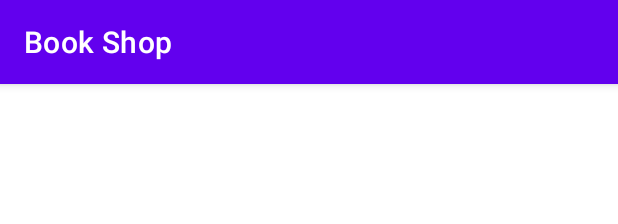
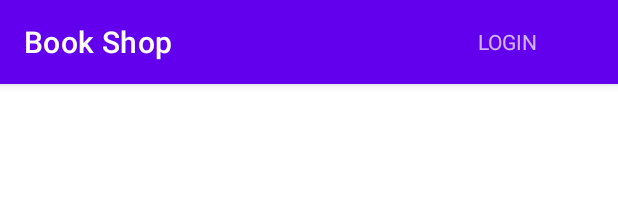
Before and after one commit to alishah4444/KotlinBookApp, an Android app: the layout activity_main.xml on its own in the app's theme, with its tools: preview values and no code run, on a phone screen of 412 x 824 dp. Shown: the top 224 px of the screen. Run offline under Robolectric (Android 15) with nearby library versions, the phone set to English and light mode, and no system bars.

Commit message:
Merge login and sign up page add thing

```diff
--- a/app/build.gradle
+++ b/app/build.gradle
@@ -50,6 +50,9 @@ dependencies {
     implementation 'androidx.cardview:cardview:1.0.0'
     implementation 'com.google.firebase:firebase-auth-ktx:21.0.1'
     implementation 'com.github.bumptech.glide:glide:4.12.0'
+    implementation 'androidx.annotation:annotation:1.6.0'
+    implementation 'androidx.lifecycle:lifecycle-livedata-ktx:2.6.1'
+    implementation 'androidx.lifecycle:lifecycle-viewmodel-ktx:2.6.1'
 
     testImplementation 'junit:junit:4.13.2'
     androidTestImplementation 'androidx.test.ext:junit:1.1.5'
--- a/app/src/main/res/layout/activity_main.xml
+++ b/app/src/main/res/layout/activity_main.xml
@@ -18,7 +18,23 @@
             android:layout_width="match_parent"
             android:layout_height="?attr/actionBarSize"
             android:background="?attr/colorPrimary"
-            app:popupTheme="@style/Theme.Lab1_kotlinApp.PopupOverlay" />
+            app:popupTheme="@style/Theme.Lab1_kotlinApp.PopupOverlay" >
+            <TextView
+                android:id="@+id/loginBtn"
+                android:layout_width="wrap_content"
+                android:layout_height="match_parent"
+                android:gravity="center_vertical"
+                android:text="Login"
+                android:textAllCaps="true"
+                android:paddingStart="200dp"
+                android:paddingEnd="16dp" />
+
+
+
+
+        </androidx.appcompat.widget.Toolbar>
+
+
 
     </com.google.android.material.appbar.AppBarLayout>
 
--- a/app/src/main/res/values-land/dimens.xml
+++ b/app/src/main/res/values-land/dimens.xml
@@ -1,3 +1,4 @@
 <resources>
     <dimen name="fab_margin">48dp</dimen>
+    <dimen name="activity_horizontal_margin">48dp</dimen>
 </resources>
--- a/app/src/main/res/values-w1240dp/dimens.xml
+++ b/app/src/main/res/values-w1240dp/dimens.xml
@@ -1,3 +1,4 @@
 <resources>
     <dimen name="fab_margin">200dp</dimen>
+    <dimen name="activity_horizontal_margin">200dp</dimen>
 </resources>
--- a/app/src/main/res/values-w600dp/dimens.xml
+++ b/app/src/main/res/values-w600dp/dimens.xml
@@ -1,3 +1,4 @@
 <resources>
     <dimen name="fab_margin">48dp</dimen>
+    <dimen name="activity_horizontal_margin">48dp</dimen>
 </resources>
--- a/app/src/main/res/values/dimens.xml
+++ b/app/src/main/res/values/dimens.xml
@@ -1,3 +1,6 @@
 <resources>
     <dimen name="fab_margin">16dp</dimen>
+    <!-- Default screen margins, per the Android Design guidelines. -->
+    <dimen name="activity_horizontal_margin">16dp</dimen>
+    <dimen name="activity_vertical_margin">16dp</dimen>
 </resources>
```
Also changed, not shown: app/src/main/AndroidManifest.xml (+24 -3 lines), app/src/main/java/com/example/lab1_kotlinapp/Login.kt (added, +42 -0 lines), app/src/main/java/com/example/lab1_kotlinapp/MainActivity.kt (+17 -0 lines), app/src/main/java/com/example/lab1_kotlinapp/PersonAdaptor.kt (+4 -4 lines), app/src/main/java/com/example/lab1_kotlinapp/Register.kt (added, +21 -0 lines), app/src/main/res/layout/login.xml (+11 -0 lines), app/src/main/res/layout/signup.xml (+13 -0 lines), app/src/main/res/values/strings.xml (+9 -0 lines).
